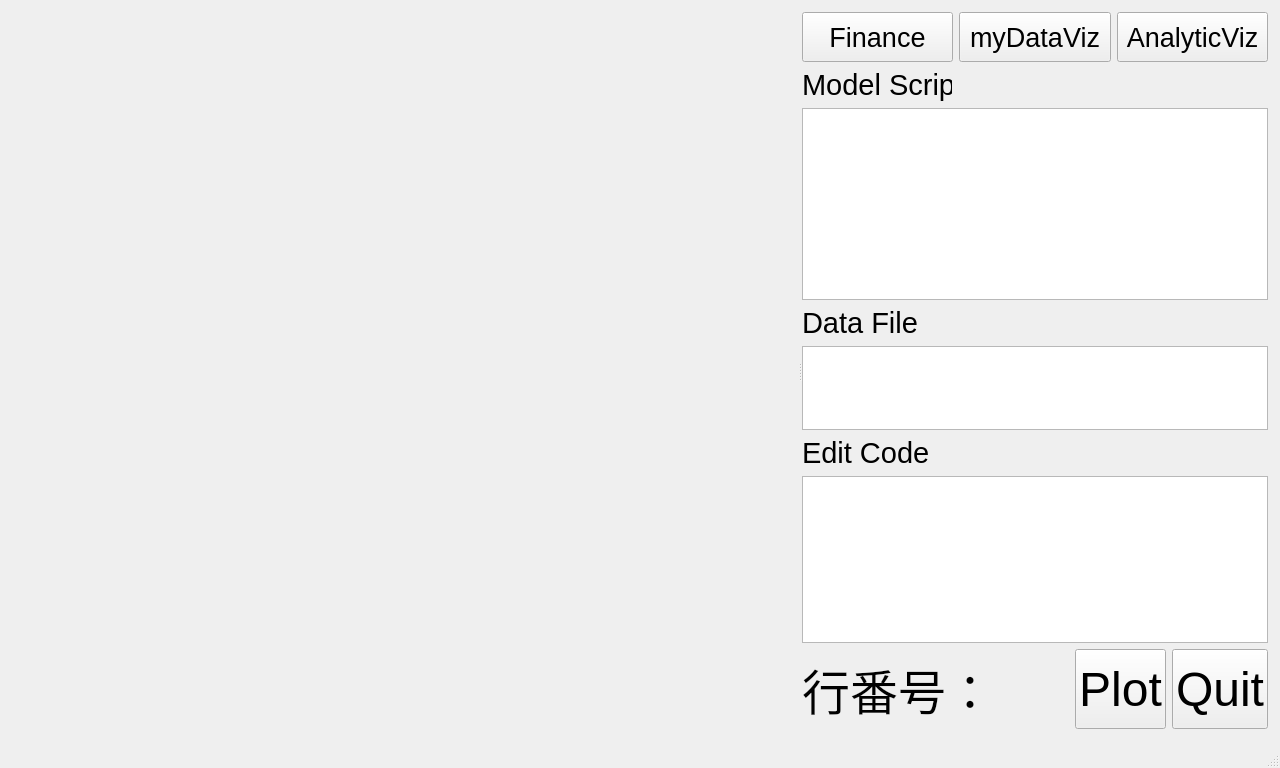
Above: backtest/samples/20231006_awesome_graaph_class/dataviz_ui.ui from mashi727/mokumoku-kai before the change. Below: the same form after it.
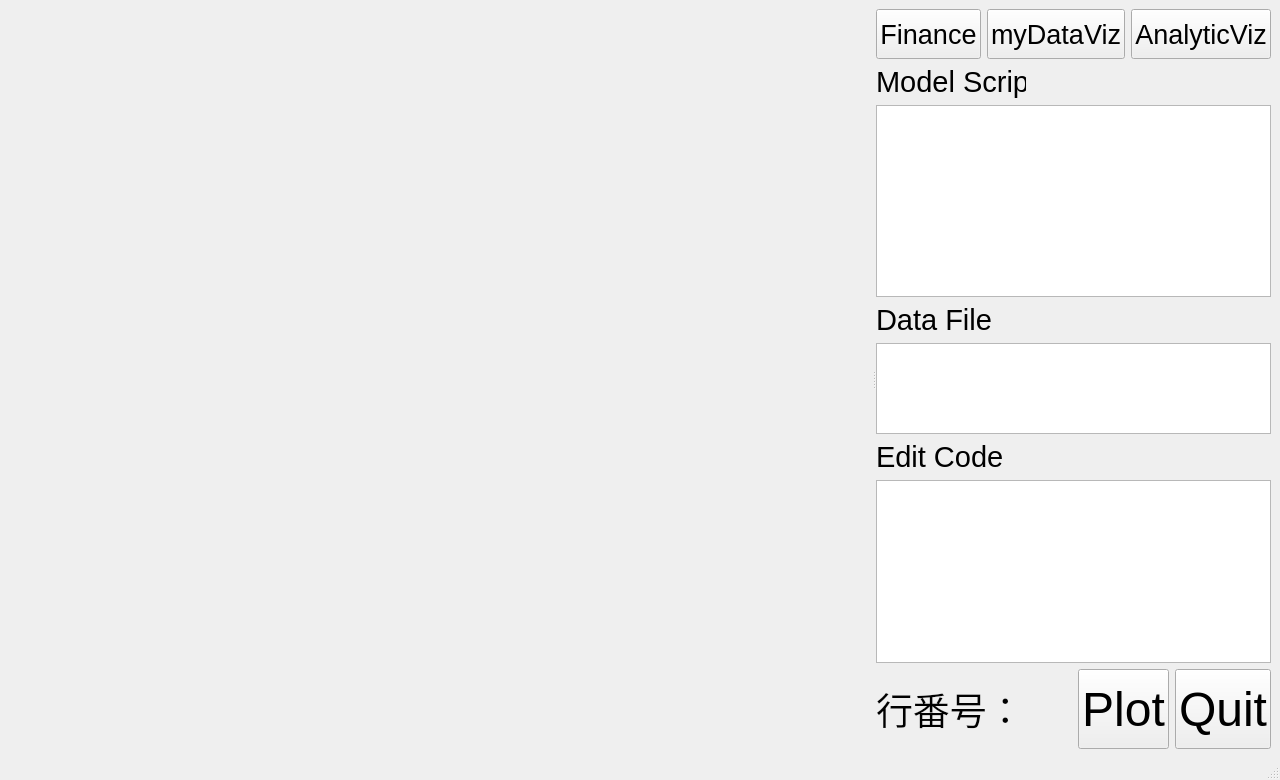
That is the form after the change.

Patch:
```diff
--- a/backtest/samples/20231006_awesome_graaph_class/dataviz_ui.ui
+++ b/backtest/samples/20231006_awesome_graaph_class/dataviz_ui.ui
@@ -7,7 +7,7 @@
     <x>0</x>
     <y>0</y>
     <width>1280</width>
-    <height>768</height>
+    <height>780</height>
    </rect>
   </property>
   <property name="minimumSize">
@@ -20,15 +20,9 @@
    <string>MainWindow</string>
   </property>
   <widget class="QWidget" name="centralwidget">
+   <layout class="QGridLayout" name="gridLayout">
+    <item row="0" column="0">
    <widget class="QSplitter" name="splitter">
-    <property name="geometry">
-     <rect>
-      <x>12</x>
-      <y>12</y>
-      <width>1256</width>
-      <height>717</height>
-     </rect>
-    </property>
     <property name="sizePolicy">
      <sizepolicy hsizetype="MinimumExpanding" vsizetype="Preferred">
       <horstretch>0</horstretch>
@@ -72,7 +66,7 @@
           </property>
           <property name="minimumSize">
            <size>
-            <width>40</width>
+              <width>20</width>
             <height>50</height>
            </size>
           </property>
@@ -111,7 +105,7 @@
           </property>
           <property name="minimumSize">
            <size>
-            <width>40</width>
+              <width>20</width>
             <height>50</height>
            </size>
           </property>
@@ -150,7 +144,7 @@
           </property>
           <property name="minimumSize">
            <size>
-            <width>40</width>
+              <width>20</width>
             <height>50</height>
            </size>
           </property>
@@ -210,7 +204,7 @@
         </property>
         <property name="minimumSize">
          <size>
-          <width>200</width>
+            <width>120</width>
           <height>0</height>
          </size>
         </property>
@@ -269,7 +263,7 @@
         </property>
         <property name="minimumSize">
          <size>
-          <width>200</width>
+            <width>120</width>
           <height>0</height>
          </size>
         </property>
@@ -336,7 +330,7 @@
         </property>
         <property name="minimumSize">
          <size>
-          <width>200</width>
+            <width>120</width>
           <height>0</height>
          </size>
         </property>
@@ -379,7 +373,7 @@
           <property name="font">
            <font>
             <family>.AppleSystemUIFont</family>
-            <pointsize>36</pointsize>
+              <pointsize>28</pointsize>
            </font>
           </property>
           <property name="text">
@@ -433,7 +427,7 @@
           </property>
           <property name="sizeHint" stdset="0">
            <size>
-            <width>40</width>
+              <width>10</width>
             <height>20</height>
            </size>
           </property>
@@ -449,7 +443,7 @@
           </property>
           <property name="minimumSize">
            <size>
-            <width>50</width>
+              <width>40</width>
             <height>80</height>
            </size>
           </property>
@@ -480,7 +474,7 @@
           </property>
           <property name="minimumSize">
            <size>
-            <width>50</width>
+              <width>40</width>
             <height>80</height>
            </size>
           </property>
@@ -509,6 +503,8 @@
      </layout>
     </widget>
    </widget>
+    </item>
+   </layout>
   </widget>
   <widget class="QStatusBar" name="statusbar"/>
  </widget>
```
Lines whose indentation alone changed are shown as unchanged.
